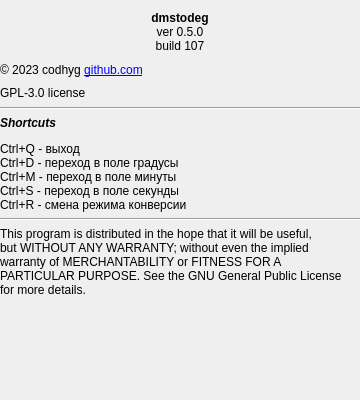
The window that src/aboutwindow.ui (codhyg/dmstodeg) describes before a commit, drawn with Qt 5.
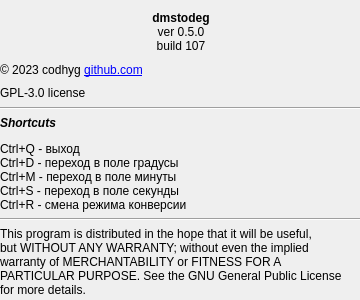
The same window after the commit.

Commit message: upd aboutlabel for auto version

```diff
--- a/src/aboutwindow.ui
+++ b/src/aboutwindow.ui
@@ -7,7 +7,7 @@
     <x>0</x>
     <y>0</y>
     <width>360</width>
-    <height>400</height>
+    <height>300</height>
    </rect>
   </property>
   <property name="sizePolicy">
@@ -19,7 +19,7 @@
   <property name="minimumSize">
    <size>
     <width>360</width>
-    <height>400</height>
+    <height>300</height>
    </size>
   </property>
   <property name="maximumSize">
@@ -41,7 +41,7 @@
     <rect>
      <x>0</x>
      <y>0</y>
-     <width>361</width>
+     <width>363</width>
      <height>305</height>
     </rect>
    </property>
```
The commit also changes 2 other files.
